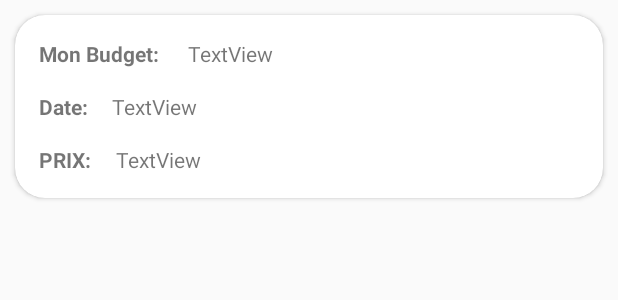
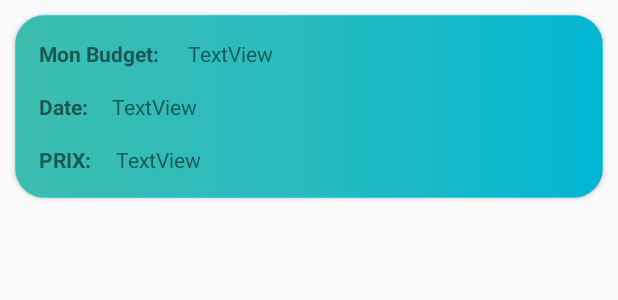
Before and after one commit to AyoubIzourane/Covie, an Android app: the layout person.xml on its own in the app's theme, with its tools: preview values and no code run, on a phone screen of 412 x 824 dp. Shown: the top 300 px of the screen. Run offline under Robolectric (Android 15) with nearby library versions, the light colour scheme and no system bars.

Commit message:
retrieve data from firebase to BudgetPersonnelle

```diff
--- a/app/src/main/java/com/example/colocataire_app/BudgetPersonnelle/BudgetPersonnelleActivity.java
+++ b/app/src/main/java/com/example/colocataire_app/BudgetPersonnelle/BudgetPersonnelleActivity.java
@@ -35,7 +35,7 @@ public class BudgetPersonnelleActivity  extends AppCompatActivity {
 
         // Create a instance of the database and get
         // its reference
-        mbase = FirebaseDatabase.getInstance().getReference();
+        mbase = FirebaseDatabase.getInstance().getReference("BudgetPerso");
 
         recyclerView = findViewById(R.id.recycler1);
 
--- a/app/src/main/java/com/example/colocataire_app/Home/ListAdapter.java
+++ b/app/src/main/java/com/example/colocataire_app/Home/ListAdapter.java
@@ -18,6 +18,7 @@ import com.example.colocataire_app.UserData;
 
 import org.jetbrains.annotations.Nullable;
 
+import java.util.ArrayList;
 import java.util.List;
 
 
--- a/app/src/main/res/layout/activity_budget_personnelle.xml
+++ b/app/src/main/res/layout/activity_budget_personnelle.xml
@@ -11,6 +11,6 @@
         android:id="@+id/recycler1"
         android:layout_width="match_parent"
         android:layout_height="match_parent"
-        android:background="#65E4A6"/>
+        android:background="@drawable/theme"/>
 
 </androidx.constraintlayout.widget.ConstraintLayout>
--- a/app/src/main/res/layout/person.xml
+++ b/app/src/main/res/layout/person.xml
@@ -14,7 +14,8 @@
 
     <androidx.constraintlayout.widget.ConstraintLayout
         android:layout_width="match_parent"
-        android:layout_height="match_parent">
+        android:layout_height="match_parent"
+        android:background="@drawable/rounded_corner">
 
         <TextView
             android:id="@+id/textView1"
```
Also changed, not shown: app/src/main/java/com/example/colocataire_app/BudgetPersonnelle/Person.java (+9 -0 lines).
